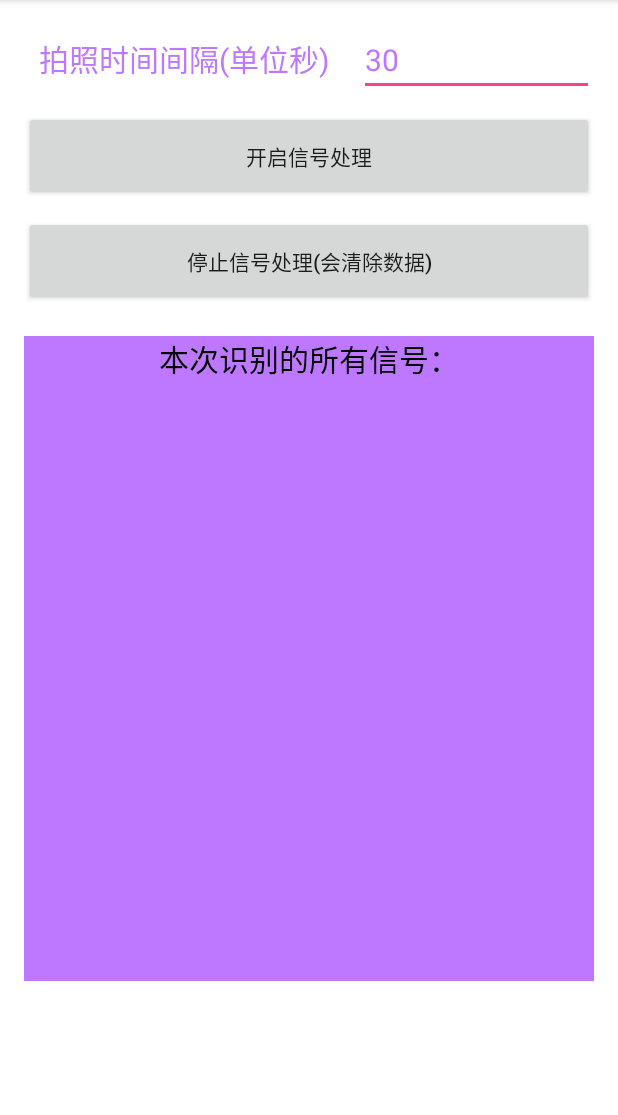
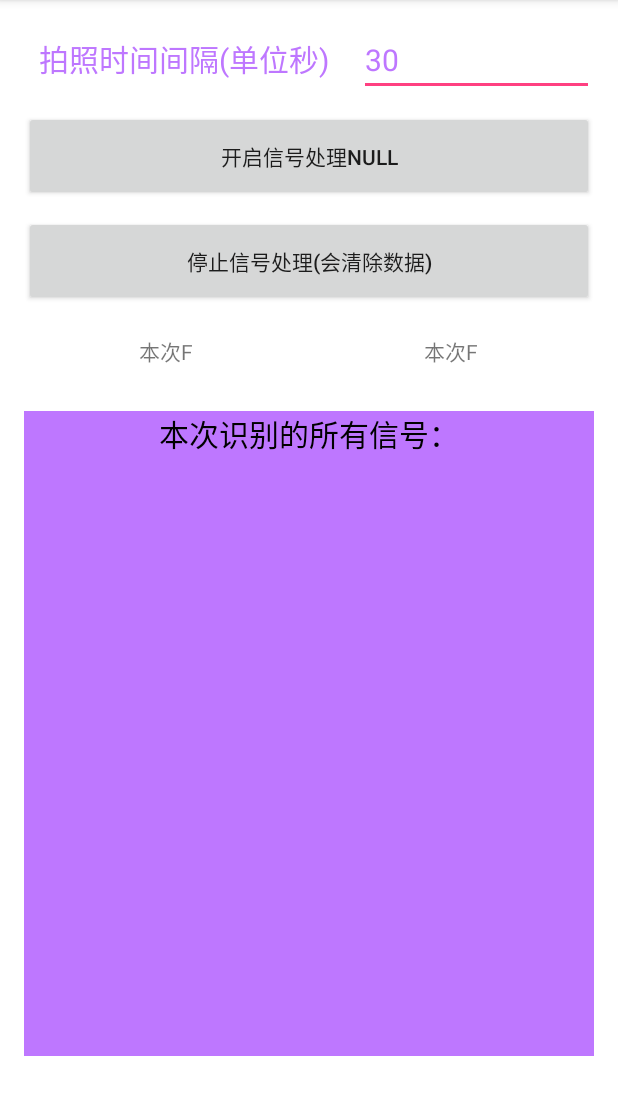
Before and after one commit to fineDroid/OCRDemo, an Android app: the screen it shows after launch (MainActivity), after a tap on "停止信号处理(会清除数据)", on a phone screen of 412 x 824 dp, the part 84-1199 px from its top. Run offline under Robolectric (Android 15) with nearby library versions, the light colour scheme and no system bars; our stand-ins replace EventBus; libraries missing offline, so code that uses them is left out: com.alibaba.fastjson.

Commit message:
新增FY的即时显示

```diff
--- a/app/build.gradle
+++ b/app/build.gradle
@@ -7,8 +7,8 @@ android {
         applicationId "com.baidu.ocr.demoju"
         minSdkVersion 14
         targetSdkVersion 23
-        versionCode 20000
-        versionName "2.0.0"
+        versionCode 20001
+        versionName "2.0.1"
     }
     buildTypes {
         release {
--- a/app/src/main/java/com/baidu/ocr/demo/MainActivity.java
+++ b/app/src/main/java/com/baidu/ocr/demo/MainActivity.java
@@ -13,14 +13,17 @@ import android.text.Editable;
 import android.text.TextWatcher;
 import android.util.Log;
 import android.view.View;
+import android.widget.Button;
 import android.widget.EditText;
 import android.widget.TextView;
 import android.widget.Toast;
 
 import com.baidu.ocr.demo.biz.SignalProcessManager;
 import com.baidu.ocr.demo.data.SignalDataManager;
+import com.baidu.ocr.demo.data.WarningFYModel;
 import com.baidu.ocr.demo.notification.SignalNotiHelper;
 import com.baidu.ocr.demo.task.NotifyContentEvent;
+import com.baidu.ocr.demo.util.Util;
 import com.baidu.ocr.sdk.OCR;
 import com.baidu.ocr.sdk.OnResultListener;
 import com.baidu.ocr.sdk.exception.OCRError;
@@ -37,8 +40,10 @@ public class MainActivity extends AppCompatActivity {
 
     private AlertDialog.Builder alertDialog;
 
+    private Button mBtBegin;
     private TextView mTextView;
     private EditText mEditText;
+    private TextView mTvCurrentF, mTvCurrentY;
 
     @Override
     protected void onCreate(Bundle savedInstanceState) {
@@ -49,14 +54,20 @@ public class MainActivity extends AppCompatActivity {
         mTextView.clearComposingText();
         mEditText = (EditText) findViewById(R.id.time_interval_et);
 
+        mBtBegin = (Button) findViewById(R.id.general_basic_button);
+        mTvCurrentF = (TextView) findViewById(R.id.tv_currentF);
+        mTvCurrentY = (TextView) findViewById(R.id.tv_currentY);
+
         if (getIntent() != null) {
             if (SignalNotiHelper.ACTION_WARNING.equals(getIntent().getAction())) {
                 SignalProcessManager.getInstance().closeTask(MainActivity.this);
             }
         }
 
+        mBtBegin.setText("开启信号处理" + Util.packageName(MainActivity.this.getApplicationContext()));
+
         // 通用文字识别--开启信号处理
-        findViewById(R.id.general_basic_button).setOnClickListener(new View.OnClickListener() {
+        mBtBegin.setOnClickListener(new View.OnClickListener() {
             @Override
             public void onClick(View v) {
                 if (!checkTokenStatus()) {
@@ -138,6 +149,14 @@ public class MainActivity extends AppCompatActivity {
     @Subscribe(threadMode = ThreadMode.MAIN)
     public void onNotifyContent(NotifyContentEvent contentEvent) {
         mTextView.setText(contentEvent.getContent());
+    }
+
+    @Subscribe(threadMode = ThreadMode.MAIN)
+    public void onFYContent(WarningFYModel warningFYModel) {
+        if (warningFYModel != null) {
+            mTvCurrentF.setText("本次F: " + warningFYModel.getF());
+            mTvCurrentY.setText("本次Y: " + warningFYModel.getY());
+        }
     }
 
     @Override
--- a/app/src/main/java/com/baidu/ocr/demo/biz/BackgroundService.java
+++ b/app/src/main/java/com/baidu/ocr/demo/biz/BackgroundService.java
@@ -12,6 +12,7 @@ import android.util.Log;
 import com.baidu.CameraConfirmEvent;
 import com.baidu.ocr.demo.FileUtil;
 import com.baidu.ocr.demo.RecognizeService;
+import com.baidu.ocr.demo.data.SignalDataManager;
 import com.baidu.ocr.demo.notification.SignalNotiHelper;
 import com.baidu.ocr.demo.task.AlarmTaskManager;
 import com.baidu.ocr.sdk.OCR;
@@ -121,7 +122,7 @@ public class BackgroundService extends Service {
                         startActivity(newIntent);
                     } else if (task == AlarmTaskManager.TASK_ERROR_NOTIFY_THREE_SECOND) {
                         Log.d("juju", "提醒定时任务");
-						SignalNotiHelper.notify(mContext, "三哥,有错误信号啦");
+                        SignalNotiHelper.notify(mContext, SignalDataManager.getNotifyContent(mContext));
                         SignalProcessManager.getInstance().onNextErrorWarningTask(BackgroundService.this);
                     }
                 }
--- a/app/src/main/java/com/baidu/ocr/demo/biz/SignalProcessManager.java
+++ b/app/src/main/java/com/baidu/ocr/demo/biz/SignalProcessManager.java
@@ -2,20 +2,15 @@ package com.baidu.ocr.demo.biz;
 
 import android.content.Context;
 import android.content.Intent;
-import android.text.TextUtils;
 import android.util.Log;
-import android.widget.TextView;
 
 import com.alibaba.fastjson.JSON;
-import com.baidu.ocr.demo.FileUtil;
-import com.baidu.ocr.demo.MainActivity;
 import com.baidu.ocr.demo.data.SignalDataManager;
 import com.baidu.ocr.demo.data.SignalDataModel;
-import com.baidu.ocr.demo.data.WarningModel;
+import com.baidu.ocr.demo.data.WarningFYModel;
 import com.baidu.ocr.demo.notification.SignalNotiHelper;
 import com.baidu.ocr.demo.task.AlarmTaskManager;
 import com.baidu.ocr.demo.task.NotifyContentEvent;
-import com.baidu.ocr.ui.camera.CameraActivity;
 
 import org.greenrobot.eventbus.EventBus;
 
@@ -30,7 +25,6 @@ import java.util.regex.Pattern;
  * 作者:longxian
  */
 public class SignalProcessManager implements ISignalProcess {
-    private static final String TAG = SignalProcessManager.class.getSimpleName();
     private Context mContext;
 
     public static SignalProcessManager getInstance() {
@@ -91,12 +85,12 @@ public class SignalProcessManager implements ISignalProcess {
         if (content.contains("事故")) {
             closeTask(context);
             notifyError(context, "拍到了事故！！！！");
+            SignalDataManager.saveNotifyContent(context, "拍到了事故！！！！");
             //多次提醒
             onNextErrorWarningTask(context);
             return;
         }
 
-        //TODO
         int currentF = 0;
         int currentY = 0;
 
@@ -104,9 +98,10 @@ public class SignalProcessManager implements ISignalProcess {
         if (!SignalDataManager.getFirstCheckPoint(context)) {
             currentF = handleFYMatcher(content, "异常");
             currentY = handleFYMatcher(content, "越限");
-
             SignalDataManager.saveF1(context, currentF);
             SignalDataManager.saveY1(context, currentY);
+
+            EventBus.getDefault().post(new WarningFYModel(currentF, currentY));
 
             SignalDataManager.saveFirstCheckPoint(context, true);
             SignalProcessManager.getInstance().onNextPhotoTask(context);
@@ -117,6 +112,7 @@ public class SignalProcessManager implements ISignalProcess {
         if (!SignalDataManager.getSecondCheckPoint(context)) {
             currentF = handleFYMatcher(content, "异常");
             currentY = handleFYMatcher(content, "越限");
+            EventBus.getDefault().post(new WarningFYModel(currentF, currentY));
 
             if (currentF > SignalDataManager.getF1(mContext) || currentY > SignalDataManager.getY1(context)) {
                 SignalDataManager.saveSecondCheckPoint(context, true);
@@ -134,11 +130,12 @@ public class SignalProcessManager implements ISignalProcess {
         //到了第3关
         currentF = handleFYMatcher(content, "异常");
         currentY = handleFYMatcher(content, "越限");
-
+        EventBus.getDefault().post(new WarningFYModel(currentF, currentY));
 
         if (currentF > SignalDataManager.getF1(mContext) || currentY > SignalDataManager.getY1(context)) {
             closeTask(context);
             notifyError(context, "终于计算出了事故！！！！");
+            SignalDataManager.saveNotifyContent(context, "终于计算出了事故！！！！");
             //多次提醒
             onNextErrorWarningTask(context);
         } else {
@@ -160,6 +157,7 @@ public class SignalProcessManager implements ISignalProcess {
         if (source.contains(keyWord)) {
             String temp = source.substring(source.indexOf(keyWord));
             if (temp.contains("未复归")) {
+                temp = temp.substring(temp.indexOf("未复归"));
                 String reg = "[^\\d]+(\\d+)[^\\d]+";    //提取字符串中的数字
                 Pattern pattern = Pattern.compile(reg);
                 Matcher matcher = pattern.matcher(temp);
@@ -218,6 +216,8 @@ public class SignalProcessManager implements ISignalProcess {
 
         SignalDataManager.saveY1(context, 0);
         SignalDataManager.saveF1(context, 0);
+
+        SignalDataManager.saveNotifyContent(context, "重复提醒");
     }
 
     @Override
--- a/app/src/main/java/com/baidu/ocr/demo/data/SignalDataManager.java
+++ b/app/src/main/java/com/baidu/ocr/demo/data/SignalDataManager.java
@@ -2,10 +2,7 @@ package com.baidu.ocr.demo.data;
 
 import android.content.Context;
 
-import com.alibaba.fastjson.JSON;
 import com.baidu.ocr.demo.util.PreferencesUtils;
-
-import java.util.List;
 
 /**
  * 主要功能:
@@ -27,10 +24,13 @@ public class SignalDataManager {
     private static final String KEY_SCAN_EMPTY_RETRY_TIMES = "KEY_SCAN_EMPTY_RETRY_TIMES";
 
 
-    //
+    //FY
     private static final String KEY_F1 = "KEY_F1";
 
     private static final String KEY_Y1 = "KEY_Y1";
+
+    private static final String KEY_NOTIFY_CONTENT = "KEY_NOTIFY_CONTENT";
+
 
     public static void saveFirstCheckPoint(Context context, boolean isOk) {
         PreferencesUtils.putBoolean(context, KEY_FIRST_CHECK_POINT, isOk);
@@ -93,4 +93,13 @@ public class SignalDataManager {
     }
 
 
+    public static void saveNotifyContent(Context context, String value) {
+        PreferencesUtils.putString(context, KEY_NOTIFY_CONTENT, value);
+    }
+
+    public static String getNotifyContent(Context context) {
+        return PreferencesUtils.getString(context, KEY_NOTIFY_CONTENT, "重复提醒");
+    }
+
+
 }
--- /dev/null
+++ b/app/src/main/java/com/baidu/ocr/demo/util/Util.java
@@ -0,0 +1,24 @@
+package com.baidu.ocr.demo.util;
+
+import android.content.Context;
+import android.content.pm.PackageInfo;
+import android.content.pm.PackageManager;
+
+/**
+ * 功能：
+ * Created by longxian on 2019/7/9
+ */
+public class Util {
+    public static String packageName(Context context) {
+        PackageManager manager = context.getPackageManager();
+        String name = "";
+        try {
+            PackageInfo info = manager.getPackageInfo(context.getPackageName(), 0);
+            name = info.versionName;
+        } catch (PackageManager.NameNotFoundException e) {
+            e.printStackTrace();
+        }
+
+        return name;
+    }
+}
--- a/app/src/main/res/layout/activity_main.xml
+++ b/app/src/main/res/layout/activity_main.xml
@@ -62,6 +62,29 @@
             android:layout_marginTop="10dp"
             android:text="停止信号处理(会清除数据)"
             tools:ignore="HardcodedText" />
+
+        <LinearLayout
+            android:layout_width="match_parent"
+            android:layout_height="40dp"
+            android:layout_marginTop="10dp"
+            android:orientation="horizontal">
+
+            <TextView
+                android:id="@+id/tv_currentF"
+                android:layout_width="0dp"
+                android:layout_height="match_parent"
+                android:layout_weight="1"
+                android:gravity="center"
+                android:text="本次F" />
+
+            <TextView
+                android:id="@+id/tv_currentY"
+                android:layout_width="0dp"
+                android:layout_height="match_parent"
+                android:layout_weight="1"
+                android:gravity="center"
+                android:text="本次F" />
+        </LinearLayout>
 
 
         <TextView
```
Also changed, not shown: app/src/main/java/com/baidu/ocr/demo/data/WarningFYModel.java (added, +33 -0 lines), app/src/main/java/com/baidu/ocr/demo/data/WarningModel.java (deleted, +0 -33 lines). Lines whose indentation alone changed are shown as unchanged.
